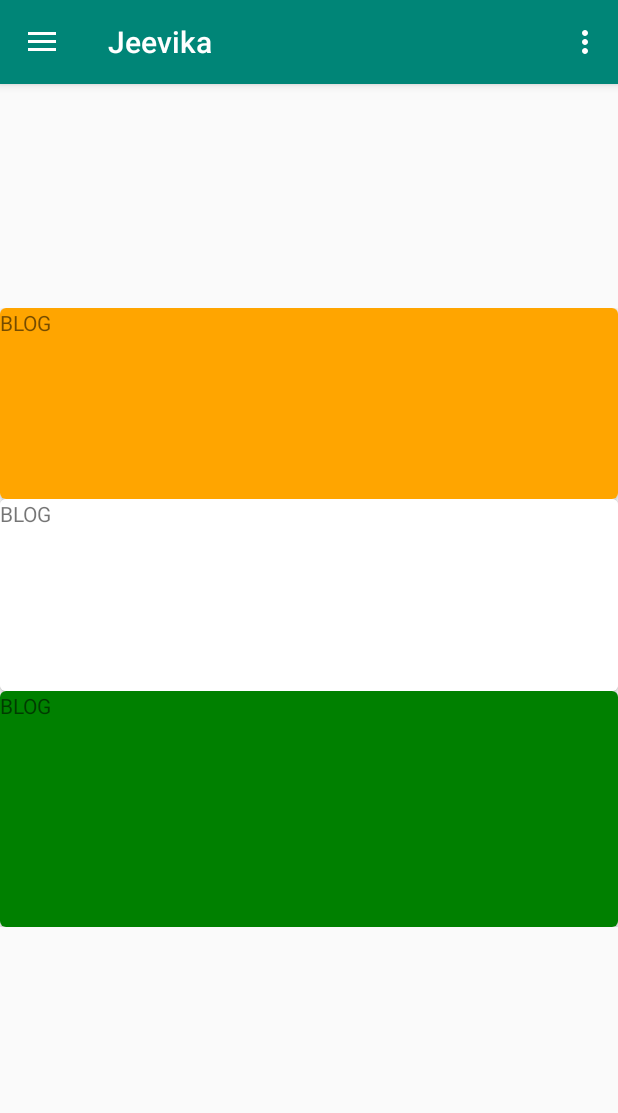
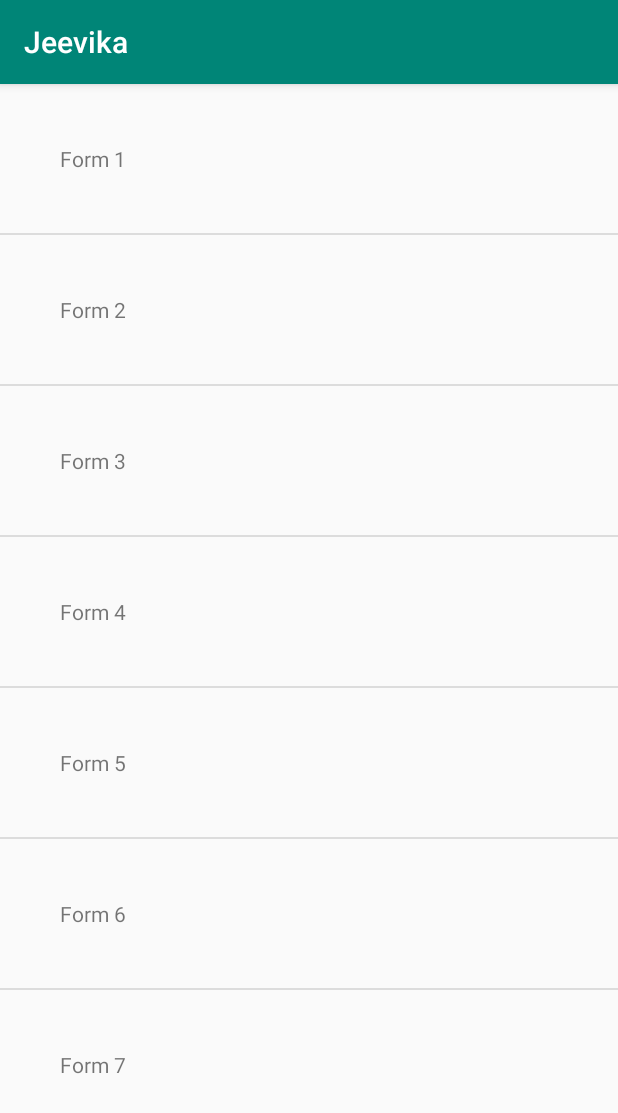
Before and after one commit to SAR2652/team-4, an Android app: the screen it shows after launch (MainActivity before the commit, TrackActivity after it), in the side drawer, after a tap on "Track", on a phone screen of 412 x 824 dp. Shown: the top 1113 px of the screen. Run offline under Robolectric (Android 15) with nearby library versions, the phone set to English and light mode, and no system bars.

Commit message:
Added track module and star rating

```diff
--- a/app/Jeevika/app/src/main/AndroidManifest.xml
+++ b/app/Jeevika/app/src/main/AndroidManifest.xml
@@ -9,7 +9,9 @@
         android:roundIcon="@mipmap/ic_launcher_round"
         android:supportsRtl="true"
         android:theme="@style/AppTheme">
-        <activity android:name=".ActivitySelection"></activity>
+        <activity android:name=".FormResults"></activity>
+        <activity android:name=".TrackActivity" />
+        <activity android:name=".ActivitySelection" />
         <activity
             android:name=".MainActivity"
             android:label="@string/app_name"
--- a/app/Jeevika/app/src/main/java/com/example/jay/jeevika/MainActivity.java
+++ b/app/Jeevika/app/src/main/java/com/example/jay/jeevika/MainActivity.java
@@ -83,7 +83,10 @@ public class MainActivity extends AppCompatActivity
 
             Intent startActivitySelection=new Intent(MainActivity.this, ActivitySelection.class);
             startActivity(startActivitySelection);
-        } else if (id == R.id.track_items) {
+        }
+        else if (id == R.id.track_items) {
+            Intent startTrackActivity= new Intent(MainActivity.this, TrackActivity.class);
+            startActivity(startTrackActivity);
 
         } else if (id == R.id.buy_items) {
 
--- /dev/null
+++ b/app/Jeevika/app/src/main/java/com/example/jay/jeevika/TrackActivity.java
@@ -0,0 +1,56 @@
+package com.example.jay.jeevika;
+
+import android.content.Intent;
+import android.support.v7.app.AppCompatActivity;
+import android.os.Bundle;
+import android.view.View;
+import android.widget.AdapterView;
+import android.widget.ArrayAdapter;
+import android.widget.ListView;
+import android.widget.Toast;
+
+import java.text.Normalizer;
+
+public class TrackActivity extends AppCompatActivity {
+
+    ListView formslistView;
+
+    @Override
+    protected void onCreate(Bundle savedInstanceState) {
+        super.onCreate(savedInstanceState);
+        setContentView(R.layout.activity_track);
+
+        formslistView=(ListView)findViewById(R.id.forms_list);
+        String[] values=new String[]{"Form 1","Form 2","Form 3","Form 4","Form 5","Form 6","Form 7"};
+
+        ArrayAdapter<String>adapter=new ArrayAdapter<String>(this,
+                R.layout.forms_list_items,R.id.forms_list_text_view,values);
+
+        formslistView.setAdapter(adapter);
+
+        formslistView.setOnItemClickListener(new AdapterView.OnItemClickListener() {
+
+            @Override
+            public void onItemClick(AdapterView<?> parent, View view,
+                                    int position, long id) {
+
+                // ListView Clicked item index
+                int itemPosition     = position;
+
+                // ListView Clicked item value
+                String  itemValue    = (String) formslistView.getItemAtPosition(position);
+
+                // Show Alert
+//                Toast.makeText(getApplicationContext(),
+//                        "Position :"+itemPosition+"  ListItem : " +itemValue , Toast.LENGTH_LONG)
+//                        .show();
+
+                Intent startFormResults= new Intent(TrackActivity.this, FormResults.class);
+                startActivity(startFormResults);
+
+            }
+
+        });
+
+    }
+}
--- /dev/null
+++ b/app/Jeevika/app/src/main/res/layout/activity_track.xml
@@ -0,0 +1,15 @@
+<?xml version="1.0" encoding="utf-8"?>
+<LinearLayout
+    xmlns:android="http://schemas.android.com/apk/res/android"
+    xmlns:tools="http://schemas.android.com/tools"
+    android:layout_width="match_parent"
+    android:layout_height="match_parent"
+    android:orientation="vertical"
+    tools:context=".TrackActivity">
+
+    <ListView
+        android:layout_width="match_parent"
+        android:layout_height="wrap_content"
+        android:id="@+id/forms_list"/>
+
+</LinearLayout>
--- /dev/null
+++ b/app/Jeevika/app/src/main/res/layout/forms_list_items.xml
@@ -0,0 +1,14 @@
+<?xml version="1.0" encoding="utf-8"?>
+<LinearLayout
+    xmlns:android="http://schemas.android.com/apk/res/android"
+    android:layout_width="match_parent"
+    android:layout_height="match_parent"
+    android:orientation="vertical">
+
+    <TextView
+        android:layout_width="match_parent"
+        android:layout_height="wrap_content"
+        android:id="@+id/forms_list_text_view"
+        android:padding="40dp"/>
+
+</LinearLayout>
```
Also changed, not shown: app/Jeevika/app/src/main/java/com/example/jay/jeevika/FormResults.java (added, +34 -0 lines), app/Jeevika/app/src/main/res/layout/activity_form_results.xml (added, +49 -0 lines).
